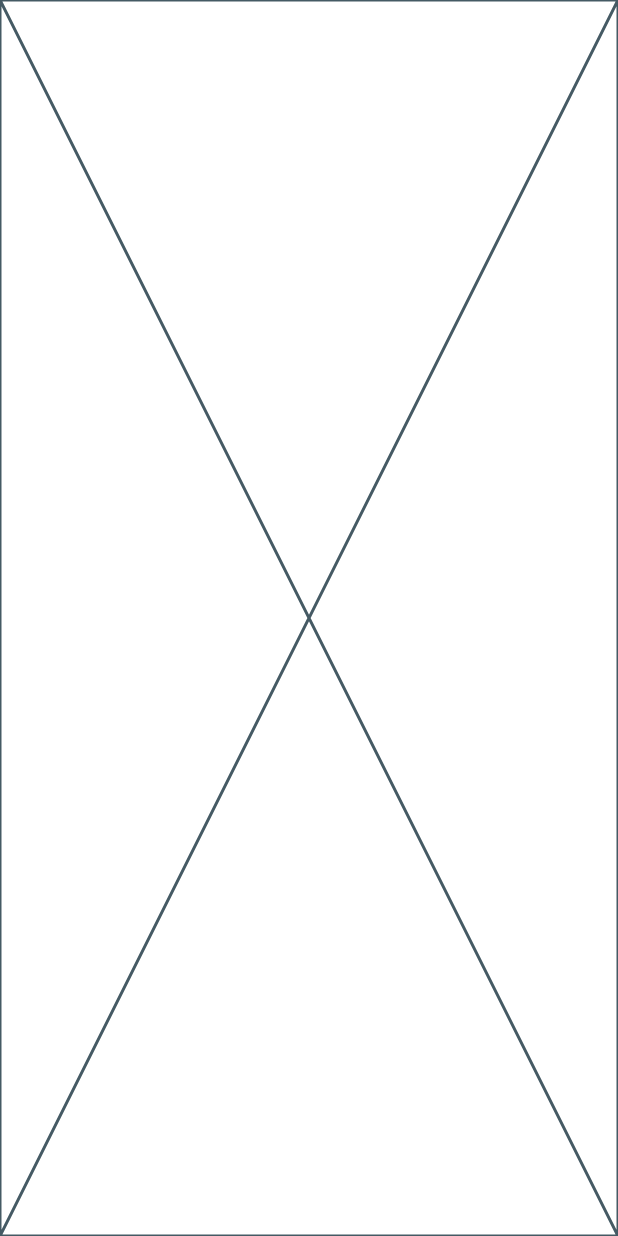
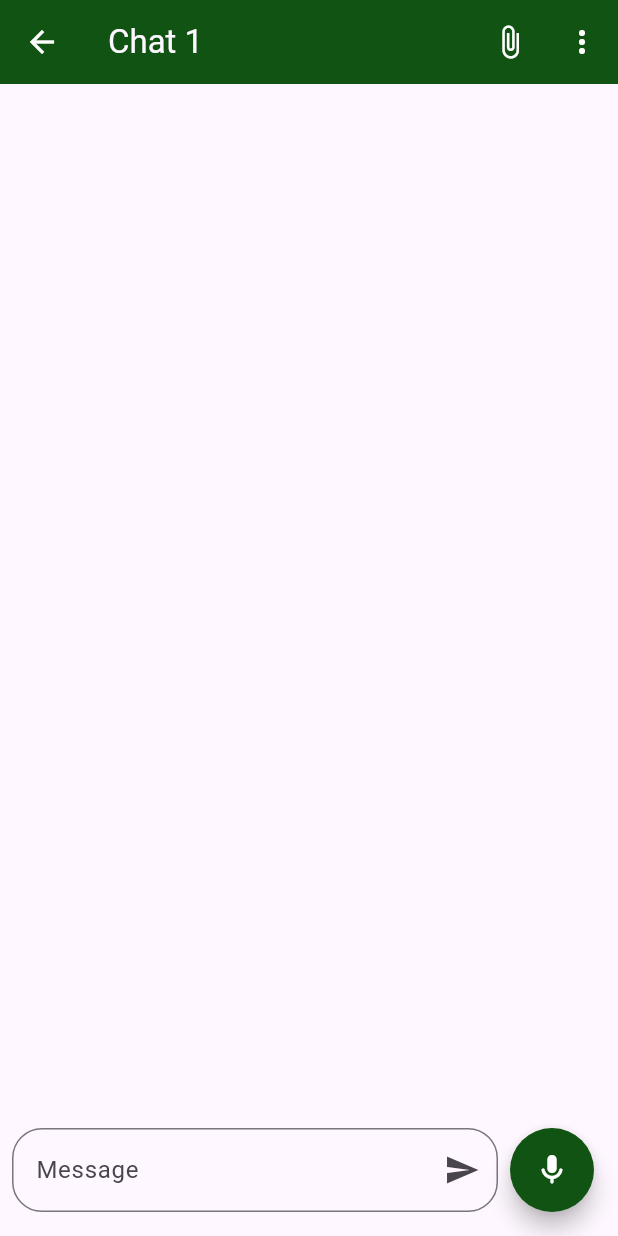
Before and after one commit to bhojrajmishra/WhatsAppUi, a Flutter app: the screen it shows after launch, after a tap on "Login", after a tap on "Chat 1", on a phone screen of 412 x 824 dp. Run offline on Flutter 3.47's test engine with Material 3 defaults, Android fonts, the phone set to English and light mode, and no system bars.

Commit message:
feat(chat): add chat screen

```diff
--- a/lib/screens/home.dart
+++ b/lib/screens/home.dart
@@ -1,5 +1,6 @@
 import 'package:flutter/material.dart';
-import 'package:flutter_first_ui/screens/secondScreen.dart';
+import 'package:flutter_first_ui/components/my_listTile.dart';
+import 'package:flutter_first_ui/screens/second_screen.dart';
 
 class HomeScreen extends StatefulWidget {
   const HomeScreen({super.key});
@@ -18,24 +19,24 @@ class _HomeScreenState extends State<HomeScreen> {
       length: 3,
       child: Scaffold(
         appBar: AppBar(
-          title: Text(
+          title: const Text(
             "WhatsApp",
             style: TextStyle(color: Colors.white),
           ),
           backgroundColor: const Color.fromARGB(255, 16, 83, 18),
           actions: [
             IconButton(
-              icon: Icon(Icons.search),
+              icon: const Icon(Icons.search),
               onPressed: () {},
               color: Colors.white,
             ),
             IconButton(
-              icon: Icon(Icons.more_vert),
+              icon: const Icon(Icons.more_vert),
               onPressed: () {},
               color: Colors.white,
             ),
           ],
-          bottom: TabBar(
+          bottom: const TabBar(
             tabs: [
               Tab(text: "Chats"),
               Tab(text: "Status"),
@@ -55,41 +56,39 @@ class _HomeScreenState extends State<HomeScreen> {
                   onTap: () {
                     Navigator.push(
                       context,
-                      MaterialPageRoute(builder: (context) => Secondscreen()),
+                      MaterialPageRoute(
+                          builder: (context) => Secondscreen(
+                                title: chats[index],
+                              )),
                     );
                     print("Chat ${chats[index]}");
                   },
-                  leading: CircleAvatar(),
+                  leading: const CircleAvatar(),
                   title: Text(chats[index],
-                      style: TextStyle(fontWeight: FontWeight.bold)),
-                  subtitle: Text("This is a message"),
-                  trailing: Text("10:00 PM"),
+                      style: const TextStyle(fontWeight: FontWeight.bold)),
+                  subtitle: const Text("This is a message"),
+                  trailing: const Text("10:00 PM"),
                 );
               },
             ),
             ListView.builder(
               itemCount: status.length,
               itemBuilder: (BuildContext context, index) {
-                return ListTile(
-                  leading: Icon(Icons.account_circle),
-                  title: Text(status[index]),
-                );
+                return MyListtile(
+                    text: status[index], icon: Icons.account_circle);
               },
             ),
             ListView.builder(
               itemCount: calls.length,
               itemBuilder: (BuildContext context, index) {
-                return ListTile(
-                  leading: Icon(Icons.call),
-                  title: Text(calls[index]),
-                );
+                return MyListtile(text: calls[index], icon: Icons.call);
               },
             ),
           ],
         ),
         floatingActionButton: FloatingActionButton(
           onPressed: () {},
-          child: Icon(Icons.message, color: Colors.white),
+          child: const Icon(Icons.message, color: Colors.white),
           backgroundColor: const Color.fromARGB(255, 16, 83, 18),
         ),
       ),
--- a/lib/screens/login.dart
+++ b/lib/screens/login.dart
@@ -8,8 +8,6 @@ class LoginScreen extends StatefulWidget {
   @override
   State<LoginScreen> createState() => _LoginScreenState();
 }
-
-int count = 0;
 
 class _LoginScreenState extends State<LoginScreen> {
   var userForm = GlobalKey<FormState>();
@@ -56,10 +54,8 @@ class _LoginScreenState extends State<LoginScreen> {
               SizedBox(height: 23),
               ElevatedButton(
                 onPressed: () {
-                  if (userForm.currentState!.validate()) {
-                    print("Email: ${email.text}");
-                    print("Password: ${password.text}");
-                  }
+                  debugPrint("Email: ${email.text}");
+                  debugPrint("Password: ${password.text}");
                   Navigator.pushReplacement(context,
                       MaterialPageRoute(builder: (context) {
                     return HomeScreen();
--- a/lib/screens/secondScreen.dart
+++ /dev/null
@@ -1,15 +0,0 @@
-import 'package:flutter/material.dart';
-
-class Secondscreen extends StatefulWidget {
-  const Secondscreen({super.key});
-
-  @override
-  State<Secondscreen> createState() => _SecondscreenState();
-}
-
-class _SecondscreenState extends State<Secondscreen> {
-  @override
-  Widget build(BuildContext context) {
-    return const Placeholder();
-  }
-}
--- /dev/null
+++ b/lib/screens/second_screen.dart
@@ -0,0 +1,128 @@
+import 'package:flutter/material.dart';
+
+class Secondscreen extends StatefulWidget {
+  final String title;
+
+  Secondscreen({super.key, required this.title});
+
+  @override
+  State<Secondscreen> createState() => _SecondscreenState();
+}
+
+class _SecondscreenState extends State<Secondscreen> {
+  final TextEditingController _controller = TextEditingController();
+  final List<String> _messages = [];
+  bool _isUserMessage = true;
+
+  void _sendMessage() {
+    if (_controller.text.isNotEmpty) {
+      setState(() {
+        _messages.add(_controller.text);
+        _controller.clear();
+        _isUserMessage = !_isUserMessage;
+      });
+    }
+  }
+
+  @override
+  Widget build(BuildContext context) {
+    return Scaffold(
+      appBar: AppBar(
+        title: Text(
+          widget.title,
+          style: TextStyle(color: Theme.of(context).colorScheme.surface),
+        ),
+        backgroundColor: const Color.fromARGB(255, 16, 83, 18),
+        actions: [
+          IconButton(
+            icon: Icon(Icons.attach_file_outlined),
+            onPressed: () {},
+            color: Colors.white,
+          ),
+          IconButton(
+            icon: Icon(Icons.more_vert),
+            onPressed: () {},
+            color: Colors.white,
+          ),
+        ],
+        leading: IconButton(
+          icon: Icon(Icons.arrow_back),
+          onPressed: () {
+            Navigator.pop(context);
+          },
+          color: Colors.white,
+        ),
+      ),
+      body: Column(
+        children: [
+          Expanded(
+            child: ListView.builder(
+              itemCount: _messages.length,
+              itemBuilder: (context, index) {
+                final message = _messages[index];
+                final isUserMessage = index % 2 == 0;
+                return Align(
+                  alignment: isUserMessage
+                      ? Alignment.centerRight
+                      : Alignment.centerLeft,
+                  child: Container(
+                    margin: const EdgeInsets.symmetric(
+                        vertical: 4.0, horizontal: 8.0),
+                    padding: const EdgeInsets.all(12.0),
+                    decoration: BoxDecoration(
+                      color: isUserMessage ? Colors.green : Colors.grey[300],
+                      borderRadius: BorderRadius.only(
+                        topLeft: Radius.circular(12),
+                        topRight: Radius.circular(12),
+                        bottomLeft:
+                            isUserMessage ? Radius.circular(12) : Radius.zero,
+                        bottomRight:
+                            isUserMessage ? Radius.zero : Radius.circular(12),
+                      ),
+                    ),
+                    child: Text(
+                      message,
+                      style: TextStyle(
+                          color: isUserMessage ? Colors.white : Colors.black87),
+                    ),
+                  ),
+                );
+              },
+            ),
+          ),
+          Padding(
+            padding: const EdgeInsets.all(8.0),
+            child: Row(
+              children: [
+                Expanded(
+                  child: TextField(
+                    controller: _controller,
+                    decoration: InputDecoration(
+                      border: OutlineInputBorder(
+                        borderRadius: BorderRadius.circular(20),
+                      ),
+                      hintText: "Message",
+                      suffixIcon: IconButton(
+                        icon: Icon(Icons.send),
+                        onPressed: _sendMessage,
+                      ),
+                    ),
+                  ),
+                ),
+                Padding(
+                  padding: const EdgeInsets.all(8.0),
+                  child: FloatingActionButton(
+                    backgroundColor: const Color.fromARGB(255, 16, 83, 18),
+                    onPressed: () {},
+                    child: Icon(Icons.mic_rounded, color: Colors.white),
+                    shape: CircleBorder(),
+                  ),
+                ),
+              ],
+            ),
+          ),
+        ],
+      ),
+    );
+  }
+}
```
Also changed, not shown: lib/components/my_appBar.dart (added, +35 -0 lines), lib/components/my_listTile.dart (added, +15 -0 lines), lib/themes/light_mode.dart (added, +10 -0 lines).
